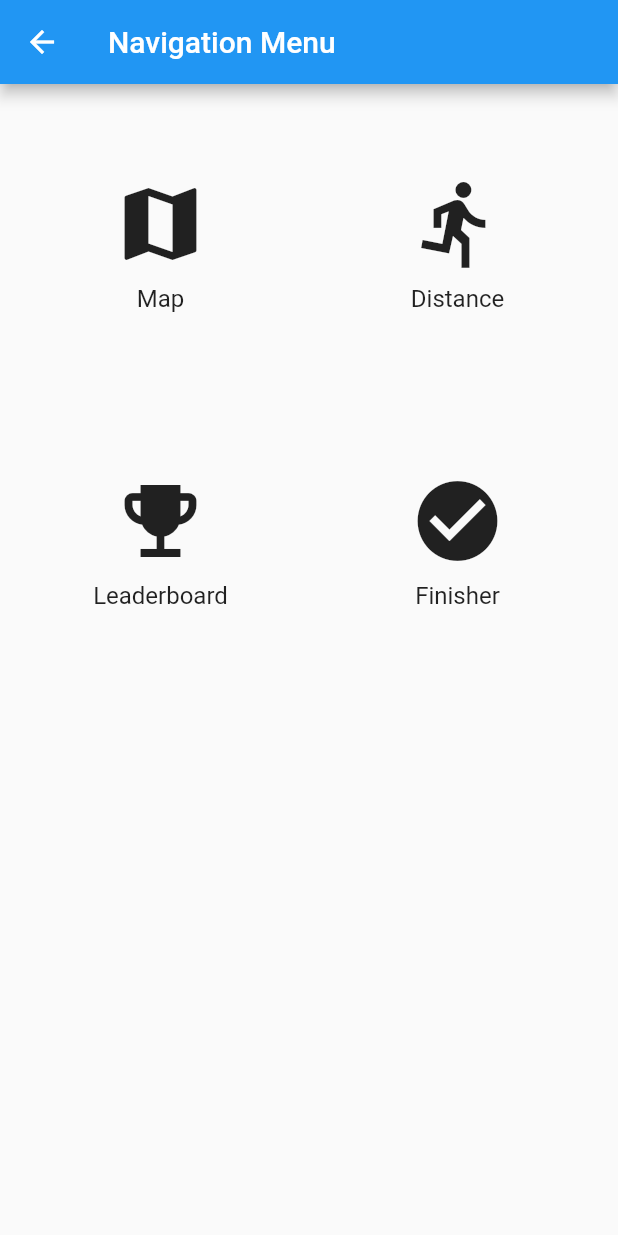
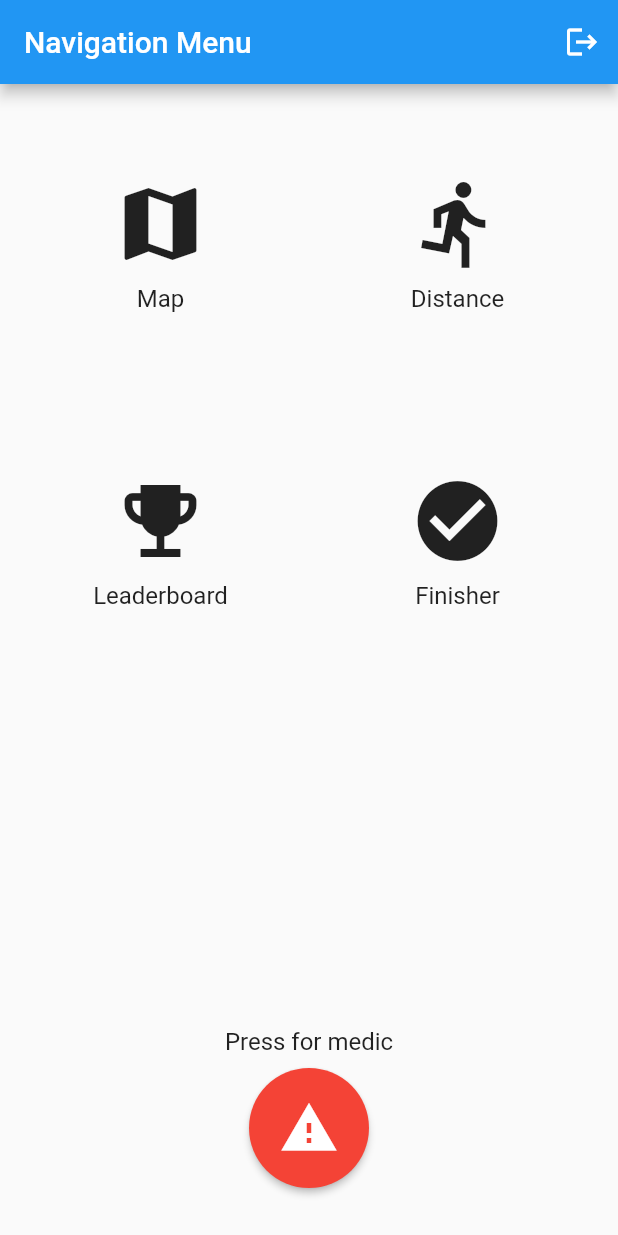
Before and after one commit to taufeeq7566/FYP, a Flutter app: the HomeScreen screen opened directly, on a phone screen of 412 x 824 dp. Run offline on Flutter 3.47's test engine with Material 2 defaults, Android fonts, the light colour scheme and no system bars; our stand-ins replace cloud_firestore, firebase_auth, firebase_core, firebase_database, flutter_local_notifications, geolocator and 2 more; missing offline and left inert: flutter_polyline_points, geoflutterfire2; accounts and stored records are empty.

Commit message:
SOS button, succesfully implement real time dtbase

```diff
--- a/lib/screens/home_screen.dart
+++ b/lib/screens/home_screen.dart
@@ -1,8 +1,10 @@
+import 'package:checkpoint_geofence/main.dart';
+import 'package:checkpoint_geofence/models/sos_button.dart';
+import 'package:checkpoint_geofence/screens/distance_screen.dart';
+import 'package:checkpoint_geofence/screens/finisher_screen.dart';
+import 'package:checkpoint_geofence/screens/leaderboard_screen.dart';
+import 'package:checkpoint_geofence/screens/map_screen.dart';
 import 'package:flutter/material.dart';
-import 'package:checkpoint_geofence/screens/map_screen.dart';
-import 'package:checkpoint_geofence/screens/distance_screen.dart';
-import 'package:checkpoint_geofence/screens/leaderboard_screen.dart';
-import 'package:checkpoint_geofence/screens/finisher_screen.dart';
 
 class HomeScreen extends StatefulWidget {
   @override
@@ -33,20 +35,33 @@
     ),
   ];
 
-
   @override
   Widget build(BuildContext context) {
     return Scaffold(
       appBar: AppBar(
         title: Text('Navigation Menu'),
+        actions: [
+          IconButton(
+            icon: Icon(Icons.logout),
+            onPressed: () {
+              Navigator.pushReplacement(
+                context,
+                MaterialPageRoute(builder: (context) => MyApp()),
+              );
+            },
           ),
-      body: GridView.count(
+        ],
+      ),
+      body: Stack(
+        children: [
+          GridView.count(
             crossAxisCount: 2,
             padding: EdgeInsets.all(16.0),
             childAspectRatio: 1.0,
             mainAxisSpacing: 16.0,
             crossAxisSpacing: 16.0,
-        children: _menuButtons.map((button) {
+            children: [
+              ..._menuButtons.map((button) {
                 return InkWell(
                   onTap: () {
                     Navigator.push(
@@ -70,6 +85,49 @@
                   ),
                 );
               }).toList(),
+            ],
+          ),
+          Positioned(
+            bottom: 32.0,
+            left: 0,
+            right: 0,
+            child: Column(
+              children: [
+                Text(
+                  'Press for medic',
+                  style: TextStyle(fontSize: 16.0),
+                ),
+                SizedBox(height: 8.0),
+                Center(
+                  child: SizedBox(
+                    width: 80.0,
+                    height: 80.0,
+                    child: ElevatedButton(
+                      onPressed: () {
+                        SOSButton.sendSOS(); // Call the sendSOS() function from sos_button.dart
+                        showDialog(
+                          context: context,
+                          builder: (BuildContext context) {
+                            return MedicDialog();
+                          },
+                        );
+                      },
+                      style: ElevatedButton.styleFrom(
+                        shape: CircleBorder(),
+                        primary: Colors.red,
+                      ),
+                      child: Icon(
+                        Icons.warning,
+                        size: 40.0,
+                        color: Colors.white,
+                      ),
+                    ),
+                  ),
+                ),
+              ],
+            ),
+          ),
+        ],
       ),
     );
   }
@@ -86,3 +144,21 @@
     required this.screen,
   });
 }
+
+class MedicDialog extends StatelessWidget {
+  @override
+  Widget build(BuildContext context) {
+    return AlertDialog(
+      title: Text('Medic Assistance'),
+      content: Text('Medic will come shortly'),
+      actions: [
+        TextButton(
+          onPressed: () {
+            Navigator.pop(context);
+          },
+          child: Icon(Icons.close),
+        ),
+      ],
+    );
+  }
+}
```
Also changed, not shown: lib/Forms/register.dart (+25 -5 lines), lib/main.dart (+26 -8 lines), lib/models/sos_button.dart (added, +20 -0 lines), lib/screens/login_screen.dart (+10 -41 lines), lib/firebase_options.dart, 1 other file. Lines whose indentation alone changed are shown as unchanged.
